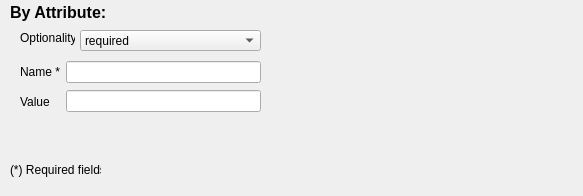
Before: the Qt Designer form GUI_Windows/Filters-Requirements/by_attribute.ui in ivanfelipeib/Masterarbeit, drawn with Qt 5.
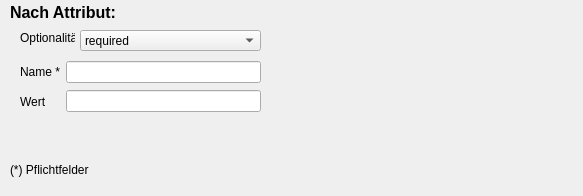
After: the same form once the commit is applied.

Diff of the .ui file:
```diff
--- a/GUI_Windows/Filters-Requirements/by_attribute.ui
+++ b/GUI_Windows/Filters-Requirements/by_attribute.ui
@@ -32,7 +32,7 @@
      </font>
     </property>
     <property name="text">
-     <string>By Attribute:</string>
+     <string>Nach Attribut:</string>
     </property>
    </widget>
    <widget class="QLabel" name="label_3">
@@ -45,7 +45,7 @@
      </rect>
     </property>
     <property name="text">
-     <string>(*) Required fields</string>
+     <string>(*) Pflichtfelder</string>
     </property>
    </widget>
    <widget class="QWidget" name="layoutWidget">
@@ -70,7 +70,7 @@
        <item>
         <widget class="QLabel" name="lbl_value">
          <property name="text">
-          <string>Value</string>
+          <string>Wert</string>
          </property>
         </widget>
        </item>
@@ -123,7 +123,7 @@
      </rect>
     </property>
     <property name="text">
-     <string>Optionality</string>
+     <string>Optionalität:</string>
     </property>
    </widget>
   </widget>
```
